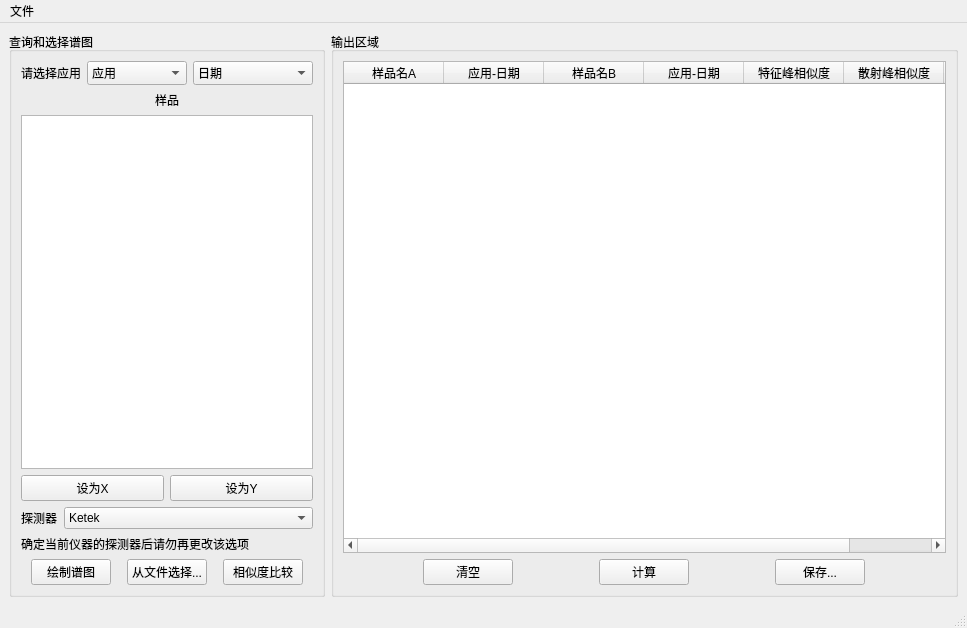
This is spe_test.ui in gxmlfx/Spectrum as Qt 5 draws it before an edit. The edited form follows.
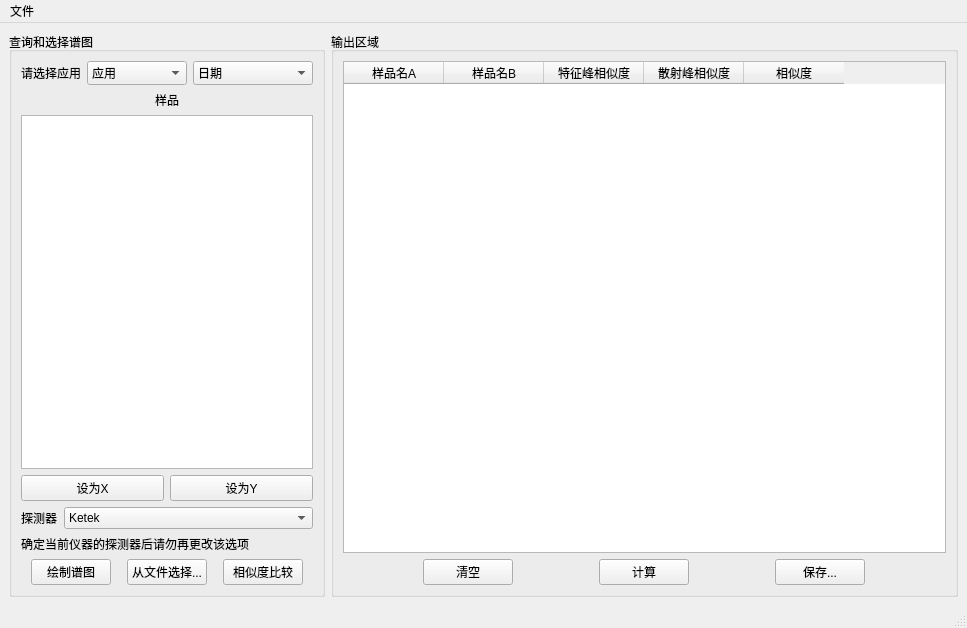
This is the edited form.

Patch:
```diff
--- a/spe_test.ui
+++ b/spe_test.ui
@@ -320,21 +320,11 @@
            <string>样品名A</string>
           </property>
          </column>
-         <column>
-          <property name="text">
-           <string>应用-日期</string>
-          </property>
-         </column>
          <column>
           <property name="text">
            <string>样品名B</string>
           </property>
          </column>
-         <column>
-          <property name="text">
-           <string>应用-日期</string>
-          </property>
-         </column>
          <column>
           <property name="text">
            <string>特征峰相似度</string>
```
